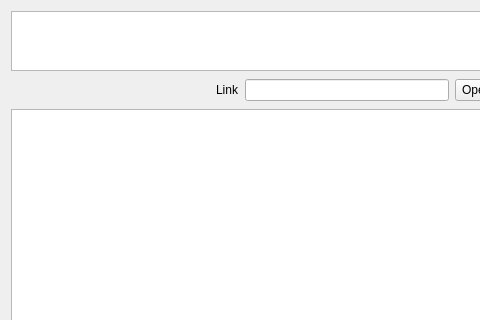
Qt form src/qt/forms/porkmarket.ui (porkcoin/porkcoin) before a commit; both pictures show x 0 to 480 and y 0 to 320 of the 645 by 433 pixel window.
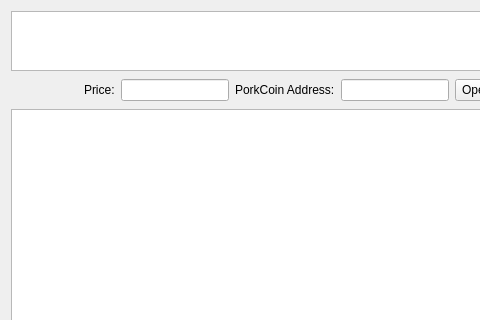
The same form after that commit.

Diff of the .ui file:
```diff
--- a/src/qt/forms/porkmarket.ui
+++ b/src/qt/forms/porkmarket.ui
@@ -48,10 +48,20 @@
              </property>
             </spacer>
            </item>
+           <item>
+            <widget class="QLabel" name="label_3">
+             <property name="text">
+              <string>Price:</string>
+             </property>
+            </widget>
+           </item>
+           <item>
+            <widget class="QLineEdit" name="lineEdit_2"/>
+           </item>
            <item>
             <widget class="QLabel" name="label">
              <property name="text">
-              <string>Link</string>
+              <string>PorkCoin Address:</string>
              </property>
             </widget>
            </item>
```
